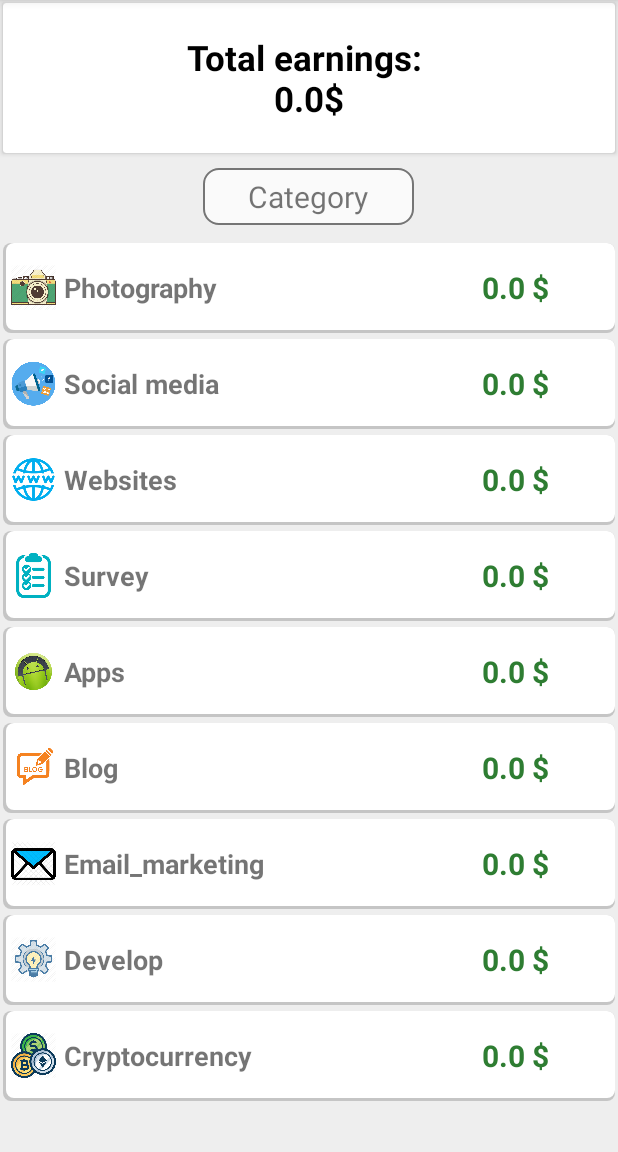
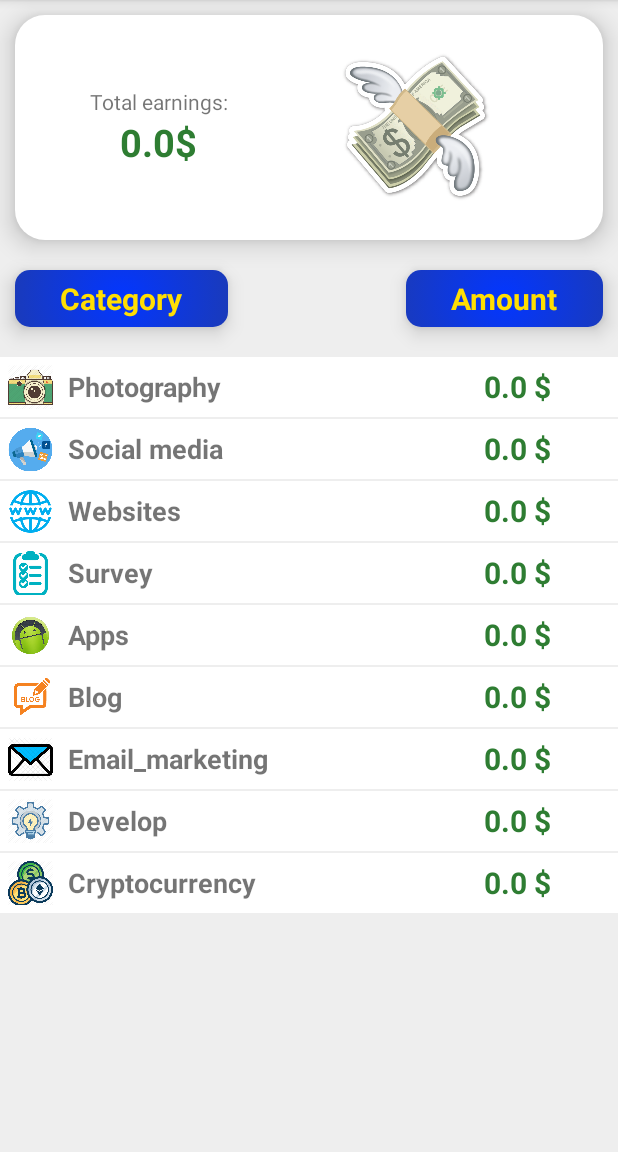
Before and after one commit to DinuIoan/moneymaker, an Android app: the screen it shows after launch (MainActivity), on a phone screen of 412 x 824 dp, the part 84-1236 px from its top. Run offline under Robolectric (Android 15) with nearby library versions, the phone set to English and light mode, and no system bars.

Commit message:
home_fragment view finished polishing

```diff
--- a/app/src/main/java/com/bestapps/moneymaker/db/DatabaseHandler.java
+++ b/app/src/main/java/com/bestapps/moneymaker/db/DatabaseHandler.java
@@ -160,8 +160,8 @@ public class DatabaseHandler extends SQLiteOpenHelper {
         SQLiteDatabase database = getWritableDatabase();
         String UPDATE_PROFILE_SET_ACTIVE = "update " + PROFILE_TABLE +
                 " set " +
-                PROFILE_STATUS + " = " + isActive +
-                " where " + ID + " = " + 0 ;
+                PROFILE_STATUS + " = '" + isActive +
+                "' where " + ID + " = " + 0 ;
         database.execSQL(UPDATE_PROFILE_SET_ACTIVE);
         database.close();
     }
--- a/app/src/main/java/com/bestapps/moneymaker/home/HomeFragment.java
+++ b/app/src/main/java/com/bestapps/moneymaker/home/HomeFragment.java
@@ -30,7 +30,7 @@ public class HomeFragment extends Fragment {
     private RecyclerView.Adapter mAdapter;
     private RecyclerView.LayoutManager mLayoutManager;
     private List<LabelEarnings> labelEarnings;
-    private TextView todayTitle;
+    private TextView totalEarningsTextView;
 
     private DatabaseHandler databaseHandler;
 
@@ -49,7 +49,7 @@ public class HomeFragment extends Fragment {
         View view = inflater.inflate(R.layout.fragment_home, container, false);
         databaseHandler = new DatabaseHandler(getContext());
 
-        todayTitle = view.findViewById(R.id.today_title);
+        totalEarningsTextView = view.findViewById(R.id.total_earnings);
         mRecyclerView = view.findViewById(R.id.home_recycler_view);
 
         handleOnBackPressed(view);
@@ -73,7 +73,7 @@ public class HomeFragment extends Fragment {
         for (Earning earning: earnings) {
             totalEarnings += earning.getAmount();
         }
-        todayTitle.setText("Total earnings: \n" + totalEarnings + "$");
+        totalEarningsTextView.setText(totalEarnings + "$");
     }
 
     private void handleOnBackPressed(View view) {
--- a/app/src/main/java/com/bestapps/moneymaker/splash/SplashActivity.java
+++ b/app/src/main/java/com/bestapps/moneymaker/splash/SplashActivity.java
@@ -37,7 +37,7 @@ public class SplashActivity extends AppCompatActivity {
         if (!(lastTimePlayed == 0)) {
             long currentTime = System.currentTimeMillis();
             int hoursPassed = (int) ((currentTime - lastTimePlayed) / oneHourInMillis);
-            if (hoursPassed > 24) {
+            if (hoursPassed > 17) {
                 databaseHandler.updateProfileSetActive("ACTIVE");
                 DatabaseData.setProfile(databaseHandler.findProfile());
             }
--- a/app/src/main/res/drawable/category_text_view.xml
+++ b/app/src/main/res/drawable/category_text_view.xml
@@ -3,8 +3,9 @@
     <item>
         <shape android:shape="rectangle">
             <corners android:radius="10dp"/>
-            <stroke android:width="1dp" android:color="#757575"/>
-            <solid android:color="#FAFAFA"/>
+            <!--<stroke android:width="1dp" android:color="#757575"/>-->
+            <gradient android:gradientRadius="200dp" android:type="radial"
+                android:startColor="#0336FF" android:endColor="#424242" />
         </shape>
     </item>
 
--- /dev/null
+++ b/app/src/main/res/drawable/home_title_style.xml
@@ -0,0 +1,11 @@
+<?xml version="1.0" encoding="utf-8"?>
+<selector xmlns:android="http://schemas.android.com/apk/res/android">
+    <item>
+        <shape android:shape="rectangle">
+            <corners android:radius="20dp"/>
+            <!--<stroke android:color="#757575" android:width="2dp"/>-->
+            <gradient android:type="radial" android:gradientRadius="1300dp"
+                android:startColor="#FFFFFF" android:endColor="#FFFFFF" />
+        </shape>
+    </item>
+</selector>
--- a/app/src/main/res/drawable/toolbar_style.xml
+++ b/app/src/main/res/drawable/toolbar_style.xml
@@ -2,8 +2,7 @@
 <selector xmlns:android="http://schemas.android.com/apk/res/android">
     <item >
         <shape >
-            <gradient android:type="linear" android:gradientRadius="100dp"
-                android:startColor="#FFDE03" android:endColor="#FFDE03"/>
+            <solid android:color="@color/mainColorYellow"/>
         </shape>
     </item>
 
--- a/app/src/main/res/layout/fragment_home.xml
+++ b/app/src/main/res/layout/fragment_home.xml
@@ -9,46 +9,91 @@
     <RelativeLayout
         android:layout_width="match_parent"
         android:layout_height="match_parent">
+        <LinearLayout
+            android:id="@+id/today_title"
+            android:layout_width="match_parent"
+            android:layout_height="150dp"
+            android:orientation="horizontal"
+            android:elevation="10dp"
+            android:layout_margin="10dp"
+            android:background="@drawable/home_title_style">
+            <LinearLayout
+                    android:orientation="vertical"
+                    android:layout_width="wrap_content"
+                    android:layout_height="wrap_content"
+                    android:gravity="center"
+                    android:layout_gravity="start|center"
+                    android:layout_marginStart="50dp">
 
-        <android.support.design.card.MaterialCardView
-            android:id="@+id/material_card_view"
-            android:layout_width="match_parent"
-            android:layout_height="wrap_content"
-            android:layout_marginLeft="@dimen/mtrl_card_spacing"
-            android:layout_marginTop="@dimen/mtrl_card_spacing"
-            android:layout_marginRight="@dimen/mtrl_card_spacing"
-            android:minHeight="50dp">
-            <TextView
-                android:id="@+id/today_title"
-                android:layout_width="match_parent"
+                    <TextView
+                        android:layout_width="wrap_content"
+                        android:layout_height="wrap_content"
+                        android:text="Total earnings:"
+
+                        />
+                    <TextView
+                        android:id="@+id/total_earnings"
+                        android:layout_width="wrap_content"
+                        android:layout_height="wrap_content"
+                        android:textStyle="bold"
+                        android:textColor="#2E7D32"
+                        android:textSize="25sp"
+                        />
+                </LinearLayout>
+            <ImageView
+                android:layout_width="100dp"
                 android:layout_height="100dp"
-                android:textColor="@android:color/black"
-                android:textSize="23sp"
-                android:textStyle="bold"
-                android:layout_gravity="top"
-                android:gravity="center"/>
-        </android.support.design.card.MaterialCardView>
+                android:src="@drawable/money_emoji"
+                android:layout_marginStart="75dp"
+                android:layout_gravity="center" />
+        </LinearLayout>
 
         <TextView
             android:id="@+id/category_text_view"
             android:layout_width="wrap_content"
             android:layout_height="wrap_content"
-            android:layout_below="@+id/material_card_view"
+            android:layout_below="@+id/today_title"
             android:layout_marginTop="10dp"
             android:text="Category"
             android:gravity="center"
-            android:layout_centerHorizontal="true"
             android:paddingTop="5dp"
             android:paddingBottom="5dp"
             android:paddingLeft="30dp"
             android:paddingRight="30dp"
             android:textSize="20sp"
-            android:background="@drawable/category_text_view"/>
+            android:textStyle="bold"
+            android:textColor="#FFDE03"
+            android:background="@drawable/category_text_view"
+            android:elevation="8dp"
+            android:layout_marginLeft="10dp"/>
+
+        <TextView
+            android:id="@+id/amount_text_view"
+            android:layout_width="wrap_content"
+            android:layout_height="wrap_content"
+            android:layout_below="@+id/today_title"
+            android:layout_above="@+id/home_recycler_view"
+            android:layout_alignParentRight="true"
+            android:layout_alignRight="@+id/category_text_view"
+            android:layout_marginStart="10dp"
+            android:layout_marginEnd="10dp"
+            android:layout_marginTop="10dp"
+            android:background="@drawable/category_text_view"
+            android:elevation="8dp"
+            android:gravity="center"
+            android:paddingLeft="30dp"
+            android:paddingTop="5dp"
+            android:paddingRight="30dp"
+            android:paddingBottom="5dp"
+            android:text="Amount"
+            android:textStyle="bold"
+            android:textColor="#FFDE03"
+            android:textSize="20sp" />
 
         <android.support.v7.widget.RecyclerView
             android:id="@+id/home_recycler_view"
             android:layout_below="@+id/category_text_view"
-            android:layout_marginTop="10dp"
+            android:layout_marginTop="20dp"
             android:scrollbars="vertical"
             android:layout_width="match_parent"
             android:layout_height="match_parent"
--- a/app/src/main/res/layout/home_recycler_view_list_item.xml
+++ b/app/src/main/res/layout/home_recycler_view_list_item.xml
@@ -1,12 +1,12 @@
 <?xml version="1.0" encoding="utf-8"?>
 <LinearLayout xmlns:android="http://schemas.android.com/apk/res/android"
     android:layout_width="match_parent"
-    android:layout_height="60dp"
-    android:layout_margin="2dp"
-    android:background="@drawable/layer_card_background"
+    android:layout_height="40dp"
+    android:layout_marginBottom="1dp"
     android:clickable="true"
     android:focusable="true"
     android:orientation="horizontal"
+    android:background="#FFFFFF"
     android:padding="5dp">
 
         <ImageView
@@ -21,7 +21,7 @@
             android:layout_width="0dp"
             android:layout_height="match_parent"
             android:layout_weight="2"
-            android:paddingStart="5dp"
+            android:paddingStart="10dp"
             android:text="Android apps"
             android:textSize="18sp"
             android:gravity="center_vertical"
--- a/app/src/main/res/values/colors.xml
+++ b/app/src/main/res/values/colors.xml
@@ -3,4 +3,6 @@
     <color name="colorPrimary">#665200</color>
     <color name="colorPrimaryDark">#303F9F</color>
     <color name="colorAccent">#FF4081</color>
+    <color name="mainColorYellow">#FFDE03</color>
+    <color name="statusBarColor">#FBC02D</color>
 </resources>
--- a/app/src/main/res/values/styles.xml
+++ b/app/src/main/res/values/styles.xml
@@ -4,7 +4,7 @@
     <style name="AppTheme" parent="Theme.AppCompat.Light.DarkActionBar">
         <!-- Customize your theme here. -->
         <item name="colorPrimary">@color/colorPrimary</item>
-        <item name="colorPrimaryDark">@color/colorPrimaryDark</item>
+        <item name="colorPrimaryDark">@color/statusBarColor</item>
         <item name="colorAccent">@color/colorAccent</item>
     </style>
 
```
Also changed, not shown: app/src/main/res/drawable/money_emoji.png (added).
